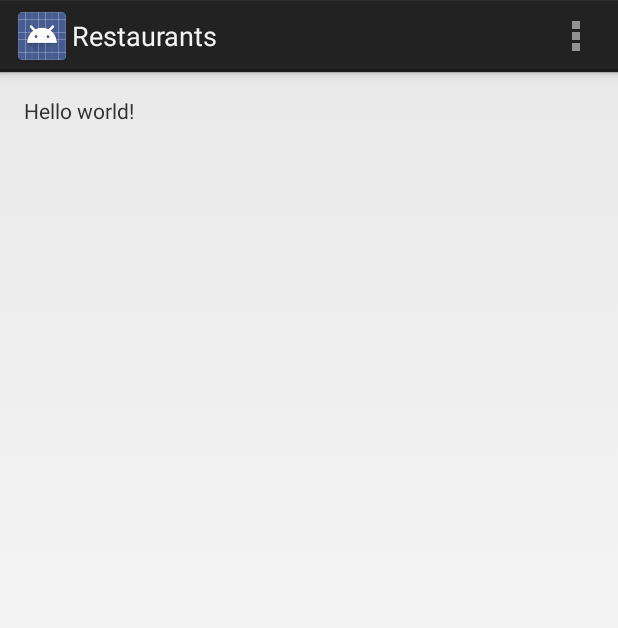
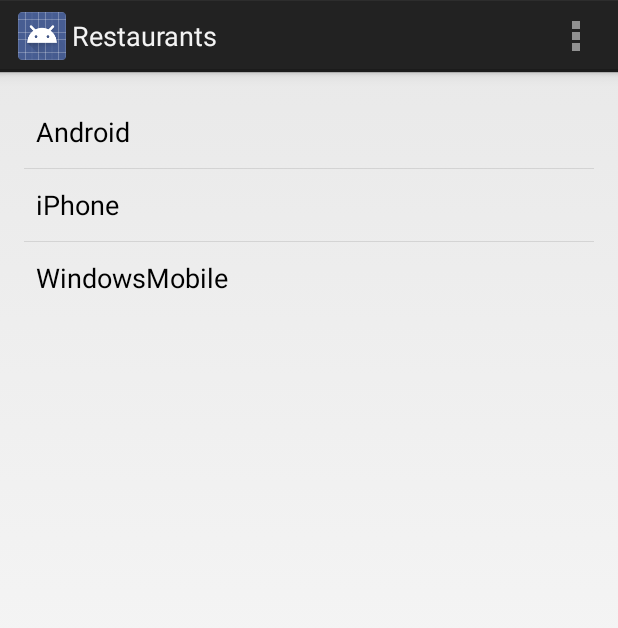
Before and after one commit to sher-locked/Zishlist, an Android app: the WishListActivity screen opened directly, with no data from a screen before it, on a phone screen of 412 x 824 dp. Shown: the top 628 px of the screen. Run offline under Robolectric (Android 15) with nearby library versions, the phone set to English and light mode, and no system bars.

Commit message:
Adding List View to Wish List Activity.

```diff
--- a/app/src/main/java/neo/com/zishlist/WishListActivity.java
+++ b/app/src/main/java/neo/com/zishlist/WishListActivity.java
@@ -4,6 +4,10 @@ import android.app.Activity;
 import android.os.Bundle;
 import android.view.Menu;
 import android.view.MenuItem;
+import android.widget.ArrayAdapter;
+import android.widget.ListView;
+
+import java.util.ArrayList;
 
 
 public class WishListActivity extends Activity {
@@ -12,6 +16,23 @@ public class WishListActivity extends Activity {
     protected void onCreate(Bundle savedInstanceState) {
         super.onCreate(savedInstanceState);
         setContentView(R.layout.activity_wish_list);
+
+        // get List View Object
+        final ListView listview = (ListView) findViewById(R.id.listView);
+        String[] values = new String[] { "Android", "iPhone", "WindowsMobile"};
+
+        // add values to a list
+        final ArrayList<String> list = new ArrayList<String>();
+        for (int i = 0; i < values.length; i++) {
+            list.add(values[i]);
+        }
+
+        // attach list to Array Adapter and that to List View object
+        ArrayAdapter<String> arrayAdapter = new ArrayAdapter<String>(
+                this,
+                android.R.layout.simple_list_item_1,
+                list);
+        listview.setAdapter(arrayAdapter);
     }
 
 
--- a/app/src/main/res/layout/activity_wish_list.xml
+++ b/app/src/main/res/layout/activity_wish_list.xml
@@ -6,7 +6,11 @@
     android:paddingBottom="@dimen/activity_vertical_margin"
     tools:context="neo.com.zishlist.WishListActivity">
 
-    <TextView android:text="@string/hello_world" android:layout_width="wrap_content"
-        android:layout_height="wrap_content" />
+    <ListView
+        android:layout_width="wrap_content"
+        android:layout_height="wrap_content"
+        android:id="@+id/listView"
+        android:layout_alignParentLeft="true"
+        android:layout_alignParentStart="true" />
 
 </RelativeLayout>
```
